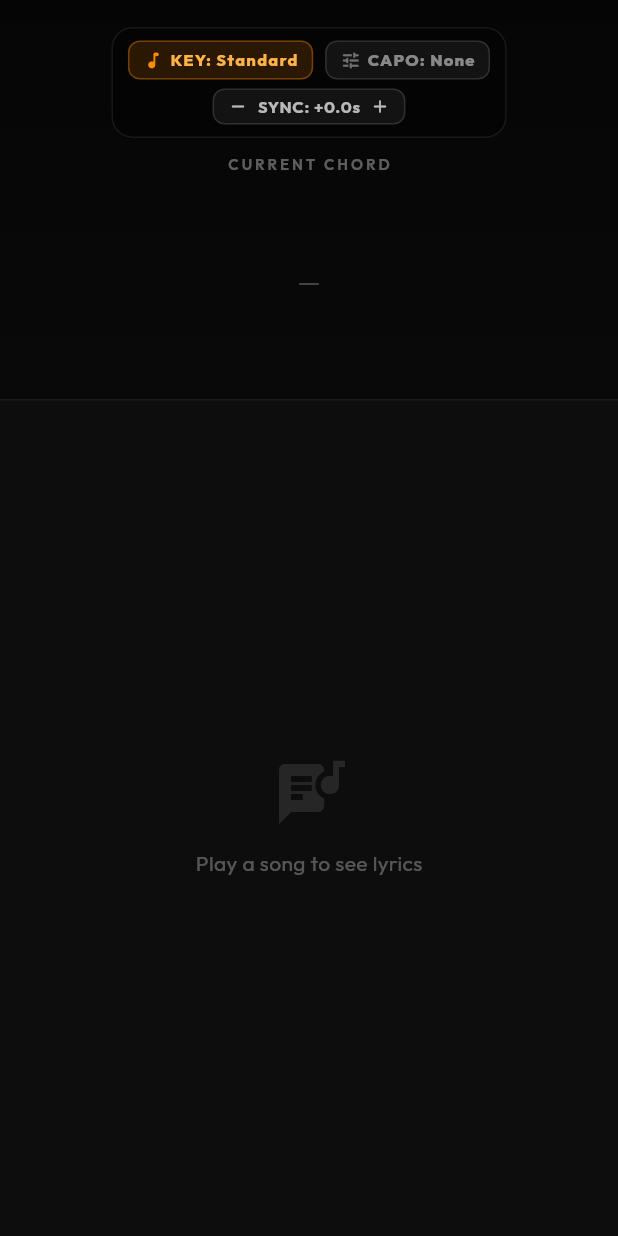
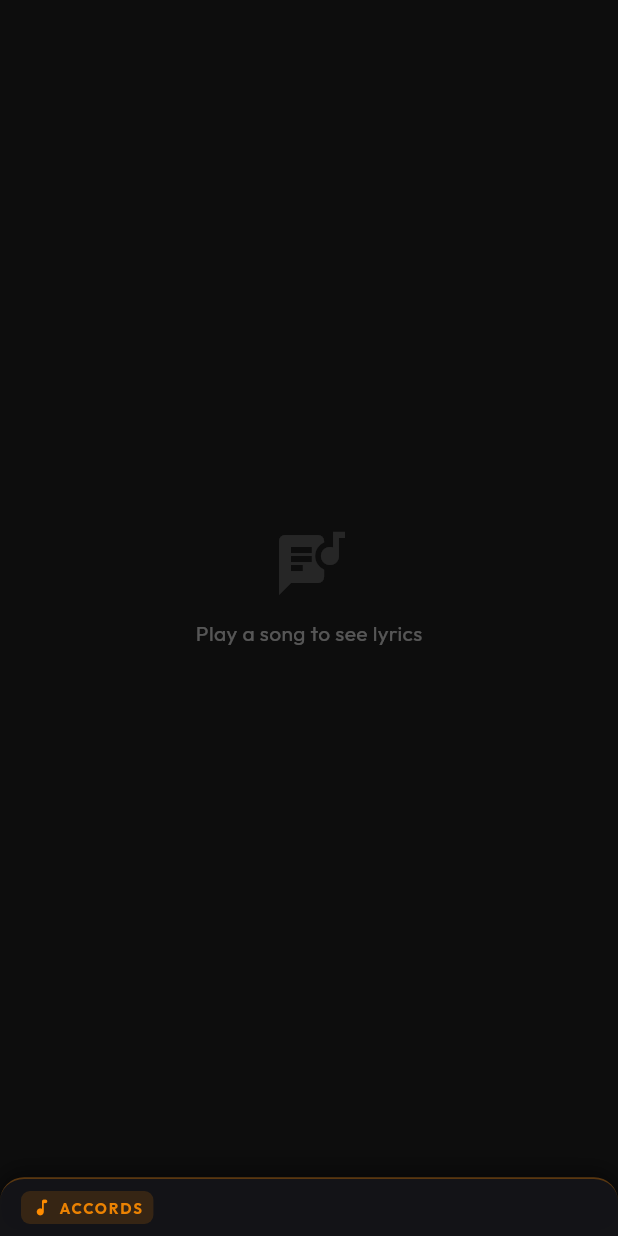
Before and after one commit to tahiryyvon/m-e-vazo, a Flutter app: the SyncedLyricsChordsView widget shown alone on an empty page, opened directly with empty values, on a phone screen of 412 x 824 dp. Run offline on Flutter 3.47's test engine with Material 3 defaults, Android fonts, the phone set to English and light mode, and no system bars; our stand-ins replace cached_network_image, file_picker, google_fonts, just_audio, just_audio_background, permission_handler and 3 more; missing offline and left inert: media_kit, youtube_explode_dart; accounts and stored records are empty.

Commit message:
feat(ui): display chords pinned at the bottom of lyrics viewer and clean inline lyrics

```diff
--- a/lib/widgets/synced_lyrics_chords_view.dart
+++ b/lib/widgets/synced_lyrics_chords_view.dart
@@ -1,5 +1,6 @@
 import 'package:flutter/material.dart';
 import '../controllers/music_player_controller.dart';
+import '../models/chord_event.dart';
 import 'chord_diagram.dart';
 import 'harmonic_info_bar.dart';
 
@@ -69,80 +70,153 @@ class _SyncedLyricsChordsViewState extends State<SyncedLyricsChordsView> {
 
         return Column(
           children: [
-            // ── Chord Section (conditional for mobile / compact) ───
-            if (widget.showChordsHeader)
-              _buildChordSection(currentChord, nextChord),
-
             // ── Lyrics Section ─────────────────────────────────────
             Expanded(
               child: allLyrics != null && allLyrics.isNotEmpty
                   ? _buildLyricsList(allLyrics, currentLyricIndex)
                   : _buildLyricsPlaceholder(),
             ),
+
+            // ── Bottom Chords Viewer (Tout en bas du lyrics viewer) ────
+            _buildBottomChordsViewer(currentChord, nextChord, allLyrics, currentLyricIndex),
           ],
         );
       },
     );
   }
 
-  Widget _buildChordSection(currentChord, nextChord) {
+  Widget _buildBottomChordsViewer(
+    ChordEvent? currentChord,
+    ChordEvent? nextChord,
+    List<dynamic>? allLyrics,
+    int currentLyricIndex,
+  ) {
+    // Find chords for the active lyric line
+    List<ChordEvent> displayChords = [];
+    if (allLyrics != null &&
+        currentLyricIndex >= 0 &&
+        currentLyricIndex < allLyrics.length) {
+      final lineStart = allLyrics[currentLyricIndex].timestamp as Duration;
+      final lineEnd = currentLyricIndex + 1 < allLyrics.length
+          ? (allLyrics[currentLyricIndex + 1].timestamp as Duration)
+          : lineStart + const Duration(seconds: 4);
+      displayChords = widget.controller.chords?.where((c) =>
+        c.timestamp >= lineStart && c.timestamp < lineEnd
+      ).toList() ?? [];
+    }
+
+    // Fallback: if current line has no specific chords, show currentChord & nextChord
+    if (displayChords.isEmpty) {
+      if (currentChord != null) displayChords.add(currentChord);
+      if (nextChord != null && nextChord.chordName != currentChord?.chordName) {
+        displayChords.add(nextChord);
+      }
+    }
+
+    final hasChords = displayChords.isNotEmpty || currentChord != null;
+    if (!hasChords && !widget.showChordsHeader) {
+      return const SizedBox.shrink();
+    }
+
     return Container(
       width: double.infinity,
-      padding: const EdgeInsets.fromLTRB(16, 12, 16, 16),
       decoration: BoxDecoration(
-        gradient: LinearGradient(
-          begin: Alignment.topCenter,
-          end: Alignment.bottomCenter,
-          colors: [
-            Colors.black.withValues(alpha: 0.6),
-            Colors.black.withValues(alpha: 0.3),
+        color: const Color(0xFF141418).withValues(alpha: 0.95),
+        borderRadius: const BorderRadius.vertical(top: Radius.circular(16)),
+        border: Border(
+          top: BorderSide(
+            color: const Color(0xFFFF8C00).withValues(alpha: 0.3),
+            width: 1.2,
+          ),
+        ),
+        boxShadow: [
+          BoxShadow(
+            color: Colors.black.withValues(alpha: 0.5),
+            blurRadius: 12,
+            offset: const Offset(0, -3),
+          ),
         ],
       ),
-        border: Border(
-          bottom: BorderSide(color: Colors.white.withValues(alpha: 0.07)),
+      padding: EdgeInsets.symmetric(
+        horizontal: 14,
+        vertical: widget.showChordsHeader ? 8 : 10,
+      ),
+      child: Column(
+        mainAxisSize: MainAxisSize.min,
+        children: [
+          // Row with Line Chords / Active chords
+          Row(
+            children: [
+              Container(
+                padding: const EdgeInsets.symmetric(horizontal: 7, vertical: 4),
+                decoration: BoxDecoration(
+                  color: const Color(0xFFFF8C00).withValues(alpha: 0.15),
+                  borderRadius: BorderRadius.circular(6),
+                ),
+                child: Row(
+                  mainAxisSize: MainAxisSize.min,
+                  children: [
+                    const Icon(Icons.music_note_rounded, size: 14, color: Color(0xFFFF8C00)),
+                    const SizedBox(width: 4),
+                    Text(
+                      'ACCORDS',
+                      style: TextStyle(
+                        fontSize: 10,
+                        fontWeight: FontWeight.w700,
+                        letterSpacing: 1.2,
+                        color: const Color(0xFFFF8C00).withValues(alpha: 0.9),
                       ),
                     ),
-      child: Column(
-        children: [
-          // Key and Capo banner
+                  ],
+                ),
+              ),
+              const SizedBox(width: 8),
+              Expanded(
+                child: SingleChildScrollView(
+                  scrollDirection: Axis.horizontal,
+                  child: Row(
+                    children: displayChords.map((c) {
+                      final isActive = c.chordName == currentChord?.chordName;
+                      return _buildChordPill(c, isActive);
+                    }).toList(),
+                  ),
+                ),
+              ),
+              if (!widget.showChordsHeader && widget.controller.musicalKey != null) ...[
+                const SizedBox(width: 6),
+                HarmonicInfoBar(controller: widget.controller),
+              ],
+            ],
+          ),
+
+          // In mobile mode with diagrams enabled: display compact diagrams below the chips
+          if (widget.showChordsHeader && currentChord != null) ...[
+            const SizedBox(height: 6),
             HarmonicInfoBar(controller: widget.controller),
             const SizedBox(height: 4),
-
-          Text(
-            'CURRENT CHORD',
-            style: TextStyle(
-              fontSize: 10,
-              color: Colors.white.withValues(alpha: 0.35),
-              letterSpacing: 2,
-              fontWeight: FontWeight.w600,
-            ),
-          ),
-          const SizedBox(height: 8),
             Row(
               mainAxisAlignment: MainAxisAlignment.center,
               crossAxisAlignment: CrossAxisAlignment.end,
               children: [
-              // Main chord diagram
-              ChordDiagram(chord: currentChord, size: 90),
-
-              // Next chord preview (smaller, muted)
+                ChordDiagram(chord: currentChord, size: 75),
                 if (nextChord != null) ...[
-                const SizedBox(width: 24),
+                  const SizedBox(width: 20),
                   Column(
                     mainAxisSize: MainAxisSize.min,
                     children: [
                       Text(
-                      'NEXT',
+                        'SUIVANT',
                         style: TextStyle(
                           fontSize: 8,
-                        color: Colors.white.withValues(alpha: 0.25),
-                        letterSpacing: 1.5,
+                          color: Colors.white.withValues(alpha: 0.3),
+                          letterSpacing: 1.2,
+                          fontWeight: FontWeight.w600,
                         ),
                       ),
-                    const SizedBox(height: 4),
+                      const SizedBox(height: 2),
                       Opacity(
                         opacity: 0.45,
-                      child: ChordDiagram(chord: nextChord, size: 60),
+                        child: ChordDiagram(chord: nextChord, size: 52),
                       ),
                     ],
                   ),
@@ -150,6 +224,48 @@ class _SyncedLyricsChordsViewState extends State<SyncedLyricsChordsView> {
               ],
             ),
           ],
+        ],
+      ),
+    );
+  }
+
+  Widget _buildChordPill(ChordEvent chord, bool isActive) {
+    return GestureDetector(
+      onTap: () => widget.controller.seek(chord.timestamp),
+      child: AnimatedContainer(
+        duration: const Duration(milliseconds: 250),
+        padding: const EdgeInsets.symmetric(horizontal: 10, vertical: 5),
+        margin: const EdgeInsets.symmetric(horizontal: 4, vertical: 2),
+        decoration: BoxDecoration(
+          color: isActive
+              ? const Color(0xFFFF8C00)
+              : Colors.white.withValues(alpha: 0.08),
+          borderRadius: BorderRadius.circular(8),
+          border: Border.all(
+            color: isActive
+                ? const Color(0xFFFFB03B)
+                : Colors.white.withValues(alpha: 0.15),
+            width: isActive ? 1.5 : 1,
+          ),
+          boxShadow: isActive
+              ? [
+                  BoxShadow(
+                    color: const Color(0xFFFF8C00).withValues(alpha: 0.4),
+                    blurRadius: 8,
+                    offset: const Offset(0, 2),
+                  ),
+                ]
+              : null,
+        ),
+        child: Text(
+          chord.chordName,
+          style: TextStyle(
+            fontSize: 13,
+            fontWeight: FontWeight.w800,
+            color: isActive ? Colors.black : const Color(0xFFFFB03B),
+            letterSpacing: 0.5,
+          ),
+        ),
       ),
     );
   }
@@ -157,22 +273,12 @@ class _SyncedLyricsChordsViewState extends State<SyncedLyricsChordsView> {
   Widget _buildLyricsList(List<dynamic> lyrics, int currentIndex) {
     return ListView.builder(
       controller: _scrollController,
-      padding: const EdgeInsets.fromLTRB(20, 16, 20, 100),
+      padding: const EdgeInsets.fromLTRB(20, 16, 20, 24),
       itemCount: lyrics.length,
       itemBuilder: (context, index) {
         final lyric = lyrics[index];
         final isCurrent = index == currentIndex;
         final isPast = index < currentIndex;
-        final currentChord = widget.controller.currentChord;
-
-        // Find chords that belong to this lyric line
-        final lineStart = lyric.timestamp as Duration;
-        final lineEnd = index + 1 < lyrics.length
-            ? (lyrics[index + 1].timestamp as Duration)
-            : lineStart + const Duration(seconds: 4);
-        final lineChords = widget.controller.chords?.where((c) =>
-          c.timestamp >= lineStart && c.timestamp < lineEnd
-        ).toList() ?? [];
 
         return InkWell(
           onTap: () => widget.controller.seek(lyric.timestamp),
@@ -180,8 +286,8 @@ class _SyncedLyricsChordsViewState extends State<SyncedLyricsChordsView> {
           child: AnimatedContainer(
             duration: const Duration(milliseconds: 350),
             curve: Curves.easeOut,
-            margin: const EdgeInsets.symmetric(vertical: 3),
-            padding: const EdgeInsets.symmetric(horizontal: 14, vertical: 8),
+            margin: const EdgeInsets.symmetric(vertical: 4),
+            padding: const EdgeInsets.symmetric(horizontal: 14, vertical: 10),
             decoration: BoxDecoration(
               color: isCurrent
                   ? const Color(0xFFFF8C00).withValues(alpha: 0.12)
@@ -191,43 +297,13 @@ class _SyncedLyricsChordsViewState extends State<SyncedLyricsChordsView> {
                   ? Border.all(color: const Color(0xFFFF8C00).withValues(alpha: 0.25), width: 1)
                   : null,
             ),
-            child: Column(
-              mainAxisSize: MainAxisSize.min,
-              children: [
-                if (lineChords.isNotEmpty) ...[
-                  Wrap(
-                    alignment: WrapAlignment.center,
-                    spacing: 8,
-                    children: lineChords.map((c) {
-                      final isActiveChord = isCurrent && c.chordName == currentChord?.chordName;
-                      return Container(
-                        padding: const EdgeInsets.symmetric(horizontal: 6, vertical: 2),
-                        decoration: BoxDecoration(
-                          color: isActiveChord ? const Color(0xFFFF8C00) : Colors.white.withValues(alpha: 0.08),
-                          borderRadius: BorderRadius.circular(5),
-                          border: Border.all(
-                            color: isActiveChord ? const Color(0xFFFFB03B) : Colors.white.withValues(alpha: 0.1),
-                          ),
-                        ),
-                        child: Text(
-                          c.chordName,
-                          style: TextStyle(
-                            fontSize: 10,
-                            fontWeight: FontWeight.w800,
-                            color: isActiveChord ? Colors.black : const Color(0xFFFF8C00),
-                          ),
-                        ),
-                      );
-                    }).toList(),
-                  ),
-                  const SizedBox(height: 4),
-                ],
-                AnimatedDefaultTextStyle(
+            child: Center(
+              child: AnimatedDefaultTextStyle(
                 duration: const Duration(milliseconds: 250),
                 style: TextStyle(
                   fontSize: isCurrent
                       ? widget.lyricFontSize
-                        : widget.lyricFontSize * 0.82,
+                      : widget.lyricFontSize * 0.84,
                   fontWeight: isCurrent ? FontWeight.w700 : FontWeight.w400,
                   color: isCurrent
                       ? const Color(0xFFFFAA33)
@@ -241,7 +317,6 @@ class _SyncedLyricsChordsViewState extends State<SyncedLyricsChordsView> {
                   textAlign: TextAlign.center,
                 ),
               ),
-              ],
             ),
           ),
         );
```
Lines whose indentation alone changed are shown as unchanged.
